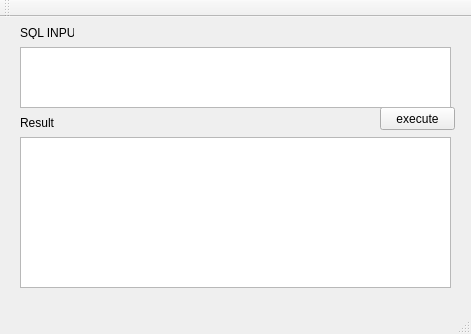
Above: dbms/mainwindow.ui from Palpitate-xus/homework_DBMS before the change. Below: the same form after it.
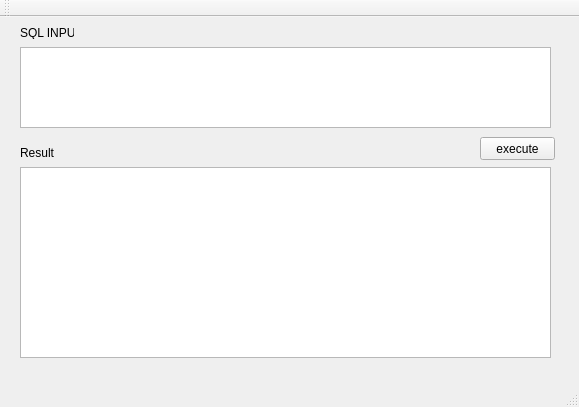
That is the form after the change.

```diff
--- a/dbms/mainwindow.ui
+++ b/dbms/mainwindow.ui
@@ -6,8 +6,8 @@
    <rect>
     <x>0</x>
     <y>0</y>
-    <width>471</width>
-    <height>334</height>
+    <width>579</width>
+    <height>407</height>
    </rect>
   </property>
   <property name="windowTitle">
@@ -17,8 +17,8 @@
    <widget class="QPushButton" name="pushButton">
     <property name="geometry">
      <rect>
-      <x>380</x>
-      <y>90</y>
+      <x>480</x>
+      <y>120</y>
       <width>75</width>
       <height>23</height>
      </rect>
@@ -32,8 +32,8 @@
      <rect>
       <x>20</x>
       <y>30</y>
-      <width>431</width>
-      <height>61</height>
+      <width>531</width>
+      <height>81</height>
      </rect>
     </property>
    </widget>
@@ -41,9 +41,9 @@
     <property name="geometry">
      <rect>
       <x>20</x>
-      <y>120</y>
-      <width>431</width>
-      <height>151</height>
+      <y>150</y>
+      <width>531</width>
+      <height>191</height>
      </rect>
     </property>
    </widget>
@@ -51,7 +51,7 @@
     <property name="geometry">
      <rect>
       <x>20</x>
-      <y>100</y>
+      <y>130</y>
       <width>54</width>
       <height>12</height>
      </rect>
```
Left out of the diff: 2 changed lines with no effect on the pictures.
